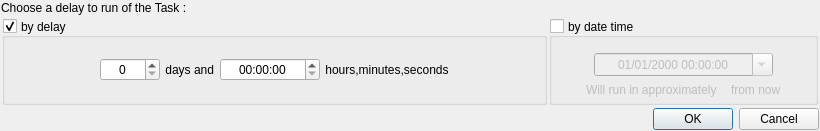
Before: the Qt Designer form ui/getDelayDialog.ui in AmirHammouteneEI/ScheduledPasteAndKeys, drawn with Qt 5.
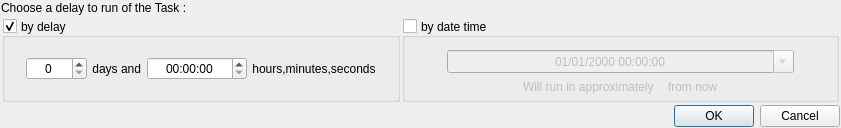
After: the same form once the commit is applied.

Diff of the .ui file:
```diff
--- a/ui/getDelayDialog.ui
+++ b/ui/getDelayDialog.ui
@@ -9,8 +9,8 @@
    <rect>
     <x>0</x>
     <y>0</y>
-    <width>820</width>
-    <height>131</height>
+    <width>841</width>
+    <height>128</height>
    </rect>
   </property>
   <property name="windowTitle">
@@ -109,7 +109,7 @@
            </property>
            <property name="sizeHint" stdset="0">
             <size>
-             <width>94</width>
+             <width>20</width>
              <height>20</height>
             </size>
            </property>
@@ -171,7 +171,7 @@
            </property>
            <property name="sizeHint" stdset="0">
             <size>
-             <width>94</width>
+             <width>20</width>
              <height>20</height>
             </size>
            </property>
```
Left out of the diff: 42 changed lines with no effect on the pictures.
